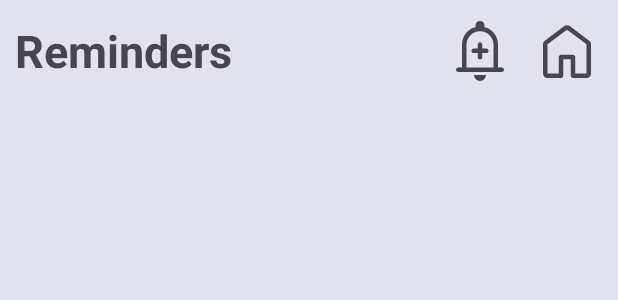
After one commit to haminpants/planner-app, an Android app: the layout activity_reminders.xml on its own in the app's theme, with its tools: preview values and no code run, on a phone screen of 412 x 824 dp. The commit adds this screen. Shown: the top 300 px of the screen. Run offline under Robolectric (Android 15) with nearby library versions, the phone set to English and light mode, and no system bars.

Commit message:
implement basic layout

```diff
--- a/app/src/main/AndroidManifest.xml
+++ b/app/src/main/AndroidManifest.xml
@@ -12,6 +12,9 @@
             android:supportsRtl="true"
             android:theme="@style/Theme.PlannerApp"
             tools:targetApi="31">
+        <activity
+                android:name=".activities.RemindersActivity"
+                android:exported="false" />
         <activity
                 android:name=".activities.ToDoActivity"
                 android:exported="false" />
--- /dev/null
+++ b/app/src/main/java/com/info3245/plannerapp/activities/RemindersActivity.java
@@ -0,0 +1,25 @@
+package com.info3245.plannerapp.activities;
+
+import android.os.Bundle;
+
+import androidx.activity.EdgeToEdge;
+import androidx.appcompat.app.AppCompatActivity;
+import androidx.core.graphics.Insets;
+import androidx.core.view.ViewCompat;
+import androidx.core.view.WindowInsetsCompat;
+
+import com.info3245.plannerapp.R;
+
+public class RemindersActivity extends AppCompatActivity {
+    @Override
+    protected void onCreate (Bundle savedInstanceState) {
+        super.onCreate(savedInstanceState);
+        EdgeToEdge.enable(this);
+        setContentView(R.layout.activity_reminders);
+        ViewCompat.setOnApplyWindowInsetsListener(findViewById(R.id.main), (v, insets) -> {
+            Insets systemBars = insets.getInsets(WindowInsetsCompat.Type.systemBars());
+            v.setPadding(systemBars.left, systemBars.top, systemBars.right, systemBars.bottom);
+            return insets;
+        });
+    }
+}
--- /dev/null
+++ b/app/src/main/res/drawable/add_alert_48px.xml
@@ -0,0 +1,10 @@
+<vector xmlns:android="http://schemas.android.com/apk/res/android"
+    android:width="48dp"
+    android:height="48dp"
+    android:viewportWidth="960"
+    android:viewportHeight="960"
+    android:tint="?attr/colorControlNormal">
+  <path
+      android:fillColor="@android:color/white"
+      android:pathData="M190,760Q177.25,760 168.63,751.32Q160,742.65 160,729.82Q160,717 168.63,708.5Q177.25,700 190,700L240,700L240,396Q240,312 289.5,245.5Q339,179 420,162L420,140Q420,115 437.5,97.5Q455,80 480,80Q505,80 522.5,97.5Q540,115 540,140L540,162Q621,179 670.5,245.5Q720,312 720,396L720,700L770,700Q782.75,700 791.38,708.68Q800,717.35 800,730.18Q800,743 791.38,751.5Q782.75,760 770,760L190,760ZM480,458L480,458L480,458L480,458Q480,458 480,458Q480,458 480,458Q480,458 480,458Q480,458 480,458ZM480,880Q447,880 423.5,856.5Q400,833 400,800L560,800Q560,833 536.5,856.5Q513,880 480,880ZM300,700L660,700L660,396Q660,321 607.5,268.5Q555,216 480,216Q405,216 352.5,268.5Q300,321 300,396L300,700ZM450,508L450,562Q450,574.75 458.68,583.37Q467.35,592 480.18,592Q493,592 501.5,583.37Q510,574.75 510,562L510,508L564,508Q576.75,508 585.38,499.32Q594,490.65 594,477.82Q594,465 585.38,456.5Q576.75,448 564,448L510,448L510,394Q510,381.25 501.32,372.62Q492.65,364 479.82,364Q467,364 458.5,372.62Q450,381.25 450,394L450,448L396,448Q383.25,448 374.63,456.68Q366,465.35 366,478.18Q366,491 374.63,499.5Q383.25,508 396,508L450,508Z"/>
+</vector>
--- /dev/null
+++ b/app/src/main/res/layout/activity_reminders.xml
@@ -0,0 +1,61 @@
+<?xml version="1.0" encoding="utf-8"?>
+<androidx.constraintlayout.widget.ConstraintLayout xmlns:android="http://schemas.android.com/apk/res/android"
+        xmlns:tools="http://schemas.android.com/tools"
+        xmlns:app="http://schemas.android.com/apk/res-auto"
+        android:id="@+id/main"
+        android:layout_width="match_parent"
+        android:layout_height="match_parent"
+        tools:context=".activities.RemindersActivity"
+        android:background="@color/material_dynamic_neutral_variant90">
+
+    <LinearLayout
+            android:orientation="vertical"
+            android:layout_width="match_parent"
+            android:layout_height="match_parent"
+            android:paddingStart="10dp"
+            android:paddingTop="10dp"
+            android:paddingEnd="10dp"
+            android:paddingBottom="10dp">
+
+        <LinearLayout
+                android:orientation="horizontal"
+                android:layout_width="match_parent"
+                android:layout_height="wrap_content"
+                android:gravity="center_vertical">
+
+            <TextView
+                    android:text="@string/reminders_title"
+                    android:layout_width="wrap_content"
+                    android:layout_height="wrap_content"
+                    android:id="@+id/textView2"
+                    android:textSize="30sp"
+                    android:textStyle="bold" />
+
+            <Space
+                    android:layout_width="0dp"
+                    android:layout_height="wrap_content"
+                    android:layout_weight="1" />
+
+            <ImageButton
+                    android:layout_width="wrap_content"
+                    android:layout_height="wrap_content"
+                    app:srcCompat="@drawable/add_alert_48px"
+                    android:id="@+id/btn_addReminder"
+                    android:background="@null"
+                    android:layout_marginRight="10dp" />
+
+            <ImageButton
+                    android:layout_width="wrap_content"
+                    android:layout_height="wrap_content"
+                    app:srcCompat="@drawable/home_48px"
+                    android:id="@+id/btn_home"
+                    android:background="@null" />
+        </LinearLayout>
+
+        <androidx.recyclerview.widget.RecyclerView
+                android:layout_width="match_parent"
+                android:layout_height="match_parent"
+                android:layout_marginTop="10dp" />
+
+    </LinearLayout>
+</androidx.constraintlayout.widget.ConstraintLayout>
--- a/app/src/main/res/layout/activity_to_do.xml
+++ b/app/src/main/res/layout/activity_to_do.xml
@@ -33,7 +33,7 @@
 
             <LinearLayout
                     android:orientation="vertical"
-                    android:layout_width="wrap_content"
+                    android:layout_width="240dp"
                     android:layout_height="match_parent"
                     android:gravity="center_vertical">
 
@@ -67,7 +67,6 @@
                     android:layout_height="wrap_content"
                     android:background="@android:color/transparent"
                     app:tint="#FFFFFF"
-                    android:layout_weight="0"
                     android:onClick="returnToHome" />
 
         </LinearLayout>
--- a/app/src/main/res/values/strings.xml
+++ b/app/src/main/res/values/strings.xml
@@ -19,4 +19,7 @@
     <string name="btn_add_to_do_item">Add To List</string>
     <string name="new_to_do_item_title">New To Do Item</string>
     <string name="new_to_do_hint">Task</string>
+
+    <!-- Reminders Activity Strings -->
+    <string name="reminders_title">Reminders</string>
 </resources>
```
